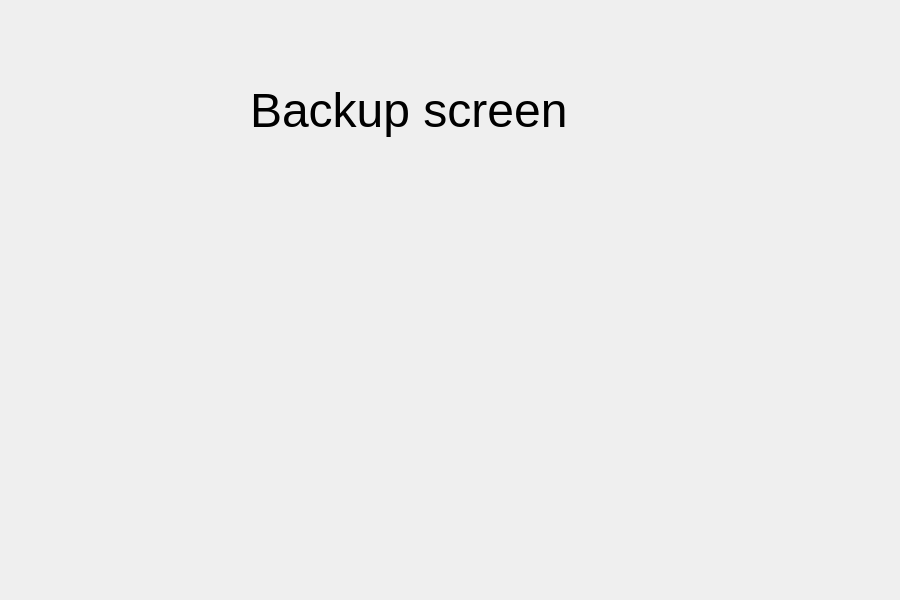
Before: the Qt Designer form backupscreen.ui in Marchell0o0/Backie, drawn with Qt 5.
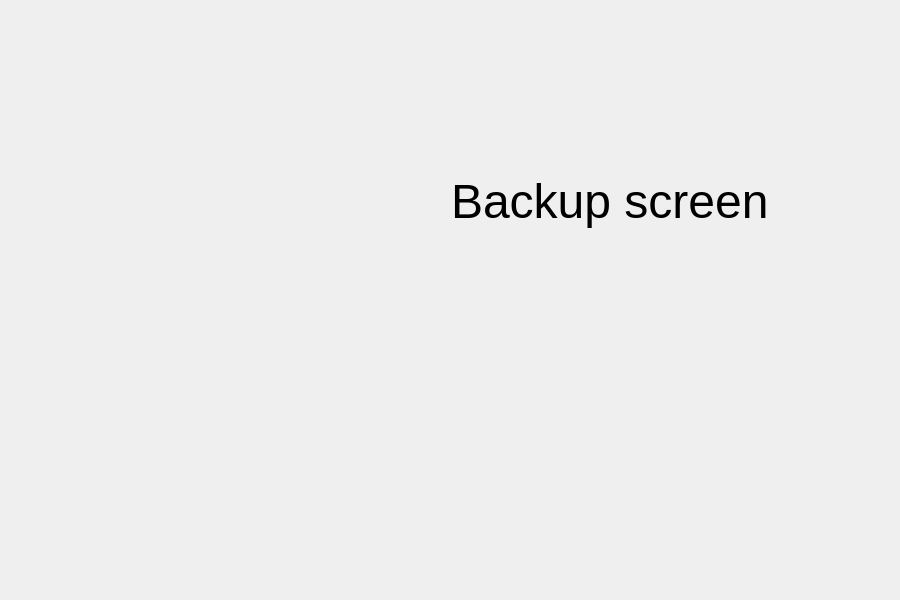
After: the same form once the commit is applied.

```diff
--- a/backupscreen.ui
+++ b/backupscreen.ui
@@ -13,11 +13,14 @@
   <property name="windowTitle">
    <string>Form</string>
   </property>
+  <layout class="QGridLayout" name="gridLayout">
+   <item row="0" column="0">
+    <widget class="QWidget" name="widget" native="true">
   <widget class="QLabel" name="label">
    <property name="geometry">
     <rect>
-     <x>250</x>
-     <y>80</y>
+        <x>440</x>
+        <y>160</y>
      <width>381</width>
      <height>61</height>
     </rect>
@@ -31,6 +34,9 @@
     <string>Backup screen</string>
    </property>
   </widget>
+    </widget>
+   </item>
+  </layout>
  </widget>
  <resources/>
  <connections/>
```
Lines whose indentation alone changed are shown as unchanged.
